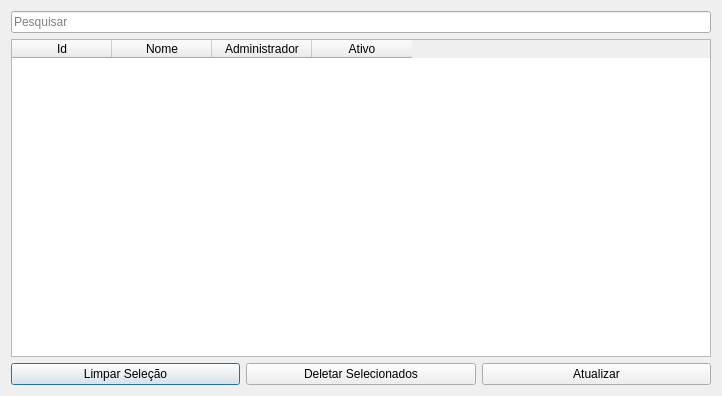
This is uis/mUsersPrivileges.ui in dsgoficial/SAP_Gerente as Qt 5 draws it before an edit. The edited form follows.
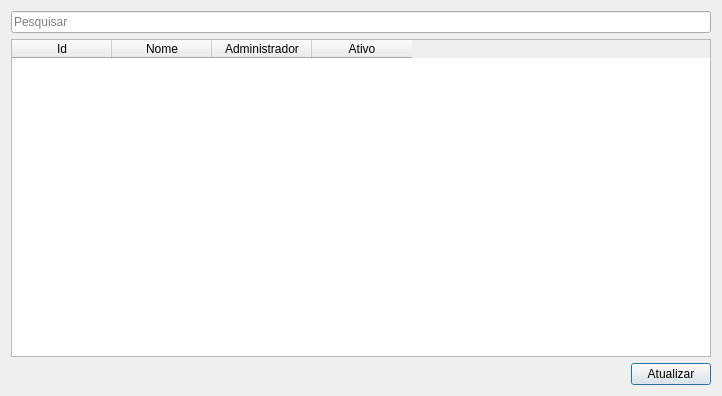
This is the edited form.

Patch:
```diff
--- a/uis/mUsersPrivileges.ui
+++ b/uis/mUsersPrivileges.ui
@@ -48,18 +48,17 @@
    <item row="2" column="0">
     <layout class="QHBoxLayout" name="horizontalLayout">
      <item>
-      <widget class="QPushButton" name="clearSelectionBtn">
-       <property name="text">
-        <string>Limpar Seleção</string>
+      <spacer name="horizontalSpacer">
+       <property name="orientation">
+        <enum>Qt::Horizontal</enum>
        </property>
-      </widget>
-     </item>
-     <item>
-      <widget class="QPushButton" name="delBtn">
-       <property name="text">
-        <string>Deletar Selecionados</string>
+       <property name="sizeHint" stdset="0">
+        <size>
+         <width>40</width>
+         <height>20</height>
+        </size>
        </property>
-      </widget>
+      </spacer>
      </item>
      <item>
       <widget class="QPushButton" name="saveBtn">
```
